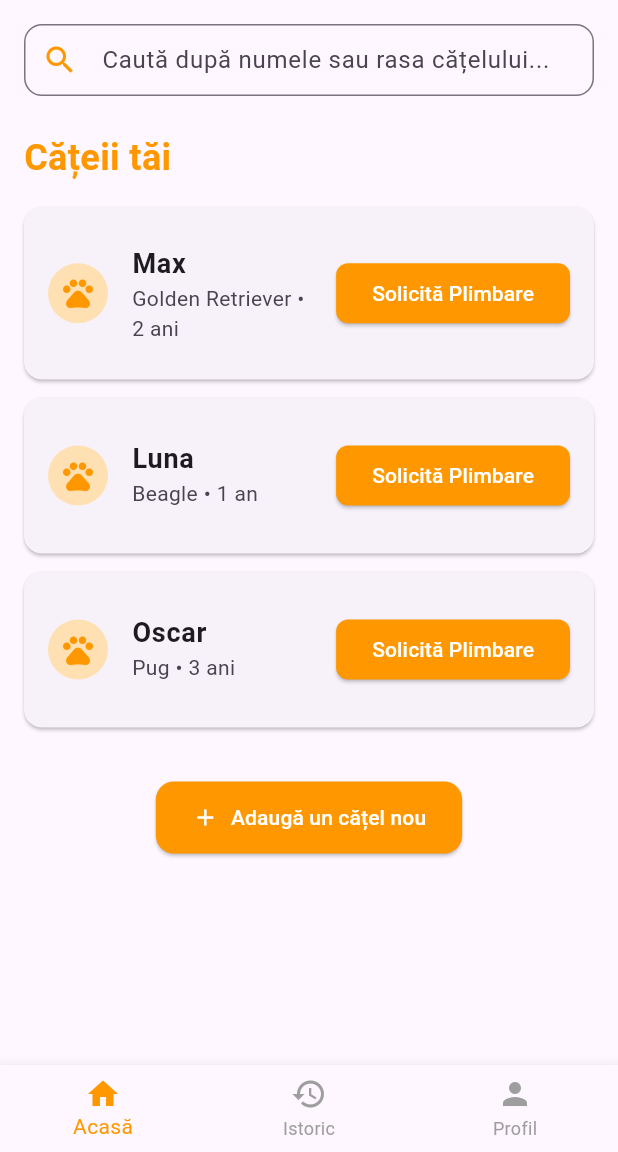
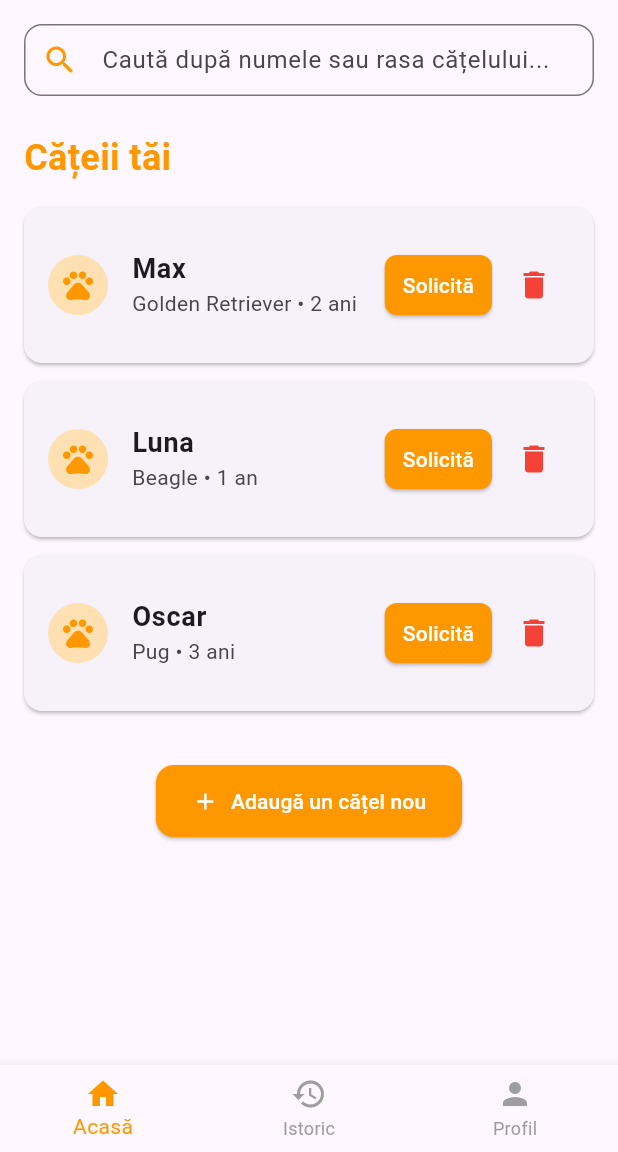
Before and after one commit to bogdanbadea2011-cmd/paws_now, a Flutter app: the OwnerHomeScreen screen opened directly, on a phone screen of 412 x 824 dp, the part 84-1236 px from its top. Run offline on Flutter 3.47's test engine with Material 3 defaults, Android fonts, the phone set to English and light mode, and no system bars.

Commit message:
Repus cosul de gunoi rosu pentru stergerea cateilor din lista proprietarului

```diff
--- a/lib/owner_home_screen.dart
+++ b/lib/owner_home_screen.dart
@@ -15,7 +15,7 @@ class _OwnerHomeScreenState extends State<OwnerHomeScreen> {
   final TextEditingController _searchController = TextEditingController();
   String _searchQuery = '';
 
-  // Lista dinamică cu cățeii proprietarului
+  // Lista dinamică de căței
   final List<Map<String, String>> myDogs = [
     {
       'name': 'Max',
@@ -68,7 +68,6 @@ class _OwnerHomeScreenState extends State<OwnerHomeScreen> {
     } else if (_currentIndex == 2) {
       bodyContent = const ProfileScreen();
     } else {
-      // Filtrarea dinamică a cățeilor în funcție de textul căutat
       final filteredDogs = myDogs.where((dog) {
         final name = dog['name']!.toLowerCase();
         final breed = dog['breed']!.toLowerCase();
@@ -82,7 +81,6 @@ class _OwnerHomeScreenState extends State<OwnerHomeScreen> {
           child: Column(
             crossAxisAlignment: CrossAxisAlignment.start,
             children: [
-              // Câmpul de Căutare pentru Proprietar (Search Bar)
               TextField(
                 controller: _searchController,
                 decoration: InputDecoration(
@@ -99,10 +97,7 @@ class _OwnerHomeScreenState extends State<OwnerHomeScreen> {
                           },
                         )
                       : null,
-                  border: OutlineInputBorder(
-                    borderRadius: BorderRadius.circular(12),
-                    borderSide: const BorderSide(color: Colors.orange),
-                  ),
+                  border: OutlineInputBorder(borderRadius: BorderRadius.circular(12)),
                   focusedBorder: OutlineInputBorder(
                     borderRadius: BorderRadius.circular(12),
                     borderSide: const BorderSide(color: Colors.orange, width: 2),
@@ -116,14 +111,9 @@ class _OwnerHomeScreenState extends State<OwnerHomeScreen> {
                 },
               ),
               const SizedBox(height: 24),
-
               const Text(
                 'Cățeii tăi',
-                style: TextStyle(
-                  fontSize: 24,
-                  fontWeight: FontWeight.bold,
-                  color: Colors.orange,
-                ),
+                style: TextStyle(fontSize: 24, fontWeight: FontWeight.bold, color: Colors.orange),
               ),
               const SizedBox(height: 16),
 
@@ -139,8 +129,7 @@ class _OwnerHomeScreenState extends State<OwnerHomeScreen> {
                               _searchQuery.isEmpty
                                   ? 'Nu ai adăugat niciun cățel încă.'
                                   : 'Nu s-a găsit niciun rezultat pentru "$_searchQuery"',
-                              style: TextStyle(color: Colors.grey.shade600),
-                              textAlign: TextAlign.center,
+                              style: const TextStyle(color: Colors.grey),
                             ),
                           ],
                         ),
@@ -166,18 +155,39 @@ class _OwnerHomeScreenState extends State<OwnerHomeScreen> {
                               style: const TextStyle(fontSize: 18, fontWeight: FontWeight.bold),
                             ),
                             subtitle: Text('${dog['breed']} • ${dog['age']}'),
-                            trailing: ElevatedButton(
+                            // Secțiunea din dreapta unde punem ambele butoane în siguranță
+                            trailing: Row(
+                              mainAxisSize: MainAxisSize.min,
+                              children: [
+                                ElevatedButton(
                                   style: ElevatedButton.styleFrom(
                                     backgroundColor: Colors.orange,
                                     foregroundColor: Colors.white,
                                     shape: RoundedRectangleBorder(borderRadius: BorderRadius.circular(8)),
+                                    padding: const EdgeInsets.symmetric(horizontal: 12),
                                   ),
                                   onPressed: () {
                                     ScaffoldMessenger.of(context).showSnackBar(
                                       SnackBar(content: Text('Solicitare trimisă pentru ${dog['name']}!')),
                                     );
                                   },
-                              child: const Text('Solicită Plimbare'),
+                                  child: const Text('Solicită'),
+                                ),
+                                const SizedBox(width: 4),
+                                // Coșul de gunoi roșu pentru ștergere live
+                                IconButton(
+                                  icon: const Icon(Icons.delete, color: Colors.red),
+                                  onPressed: () {
+                                    setState(() {
+                                      // Găsim indexul real al cățelului în lista originală pentru a-l șterge corect
+                                      myDogs.removeWhere((element) => element['name'] == dog['name']);
+                                    });
+                                    ScaffoldMessenger.of(context).showSnackBar(
+                                      SnackBar(content: Text('${dog['name']} a fost șters.')),
+                                    );
+                                  },
+                                ),
+                              ],
                             ),
                           ),
                         );
```
Lines whose indentation alone changed are shown as unchanged.
